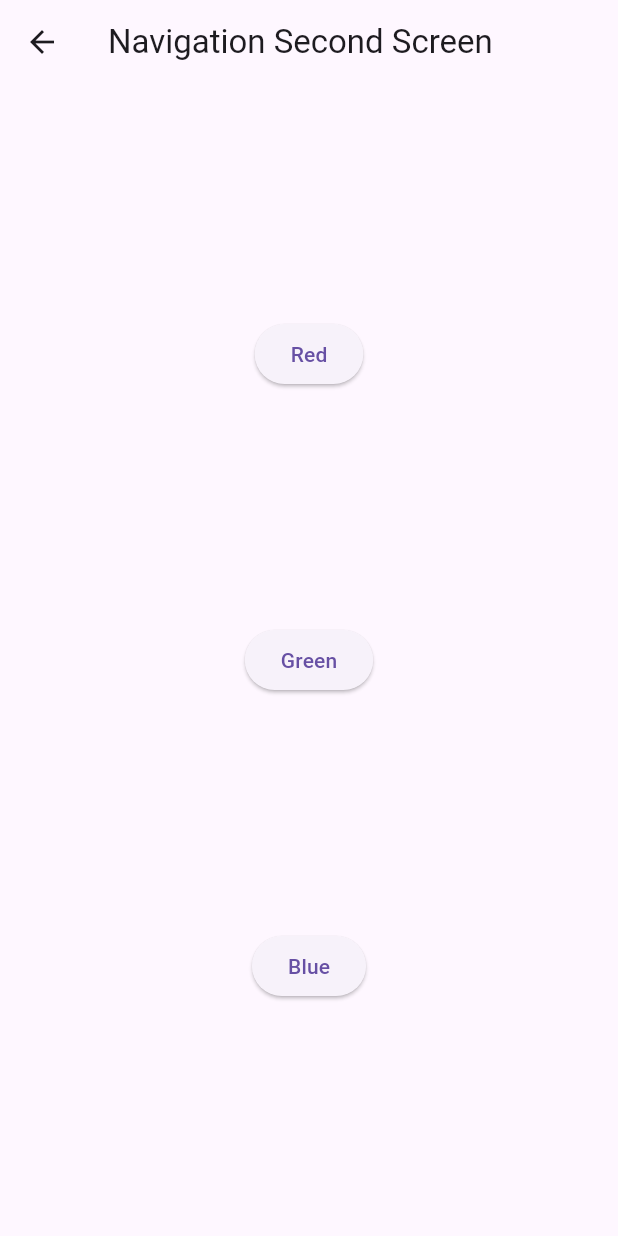
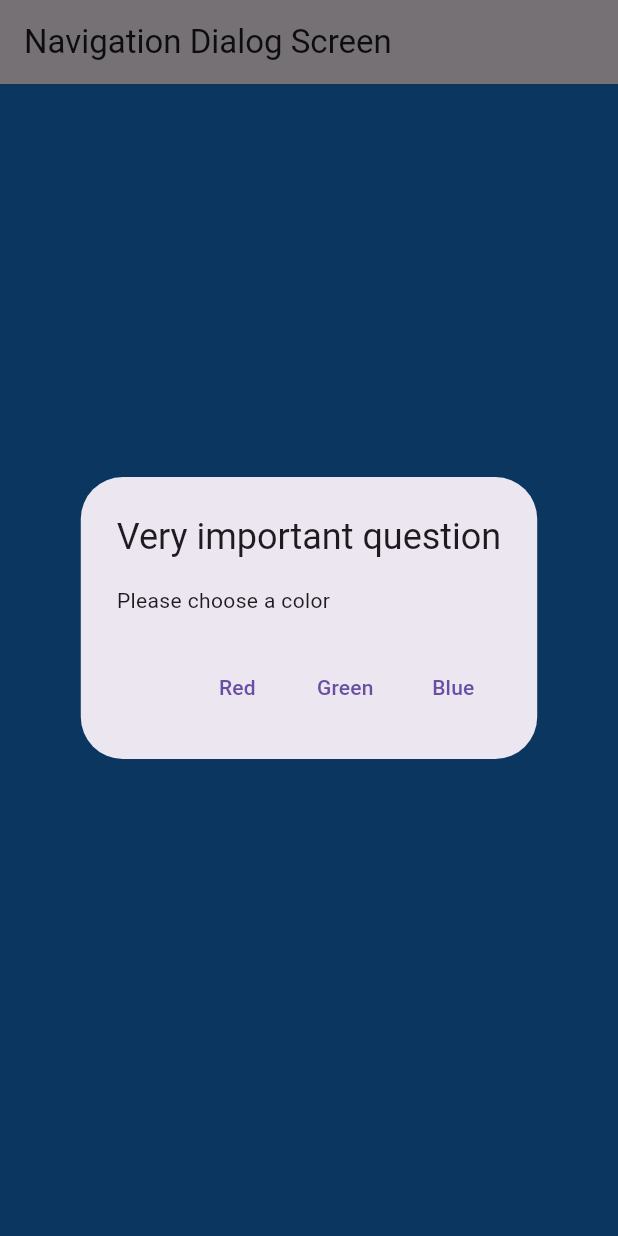
Before and after one commit to kibarmustofa/Pemrograman_mobile, a Flutter app: the screen it shows after launch, after a tap on "Change Color", on a phone screen of 412 x 824 dp. Run offline on Flutter 3.47's test engine with Material 3 defaults, Android fonts, the light colour scheme and no system bars; our stand-ins replace geolocator.

Commit message:
W11:soal 17

```diff
--- a/books/lib/main.dart
+++ b/books/lib/main.dart
@@ -4,6 +4,7 @@
 import 'package:async/async.dart';
 import 'package:books/geolocation.dart';
 import 'navigation_first.dart';
+import 'navigation_dialog.dart';
 
 void main() {
   runApp(const MyApp());
@@ -23,7 +24,8 @@
       ),
       // home: const FuturePage(),
       // home: LocationScreen(),
-      home: const NavigationFirst(),
+      // home: const NavigationFirst(),
+      home: const NavigationDialogScreen(),
     );
   }
 }
@@ -190,6 +192,7 @@
             //       });
             //     })
             //     .whenComplete(() => print('Complete'));
+
              },
 
 
--- /dev/null
+++ b/books/lib/navigation_dialog.dart
@@ -0,0 +1,67 @@
+import 'package:flutter/material.dart';
+
+class NavigationDialogScreen extends StatefulWidget {
+  const NavigationDialogScreen({super.key});
+
+  @override
+  State<NavigationDialogScreen> createState() => _NavigationDialogScreenState();
+}
+
+class _NavigationDialogScreenState extends State<NavigationDialogScreen> {
+  Color color = Colors.blue.shade700;
+
+  _showColorDialog(BuildContext context) async {
+    await showDialog(
+      barrierDismissible: false,
+      context: context,
+      builder: (_) {
+        return AlertDialog(
+          title: const Text('Very important question'),
+          content: const Text('Please choose a color'),
+          actions: <Widget>[
+            TextButton(
+              child: const Text('Red'),
+              onPressed: () {
+                color = Colors.red.shade700;
+                Navigator.pop(context, color);
+              },
+            ),
+            TextButton(
+              child: const Text('Green'),
+              onPressed: () {
+                color = Colors.green.shade700;
+                Navigator.pop(context, color);
+              },
+            ),
+            TextButton(
+              child: const Text('Blue'),
+              onPressed: () {
+                color = Colors.blue.shade700;
+                Navigator.pop(context, color);
+              },
+            ),
+          ],
+        );
+      },
+    );
+    setState(() {});
+  }
+
+  @override
+  Widget build(BuildContext context) {
+    return Scaffold(
+      backgroundColor: color,
+      appBar: AppBar(
+        title: const Text('Navigation Dialog Screen'),
+      ),
+      body: Center(
+        child: ElevatedButton(
+          child: const Text('Change Color'),
+          onPressed: () {
+            _showColorDialog(context);
+          },
+        ),
+      ),
+    );
+  }
+}
```
